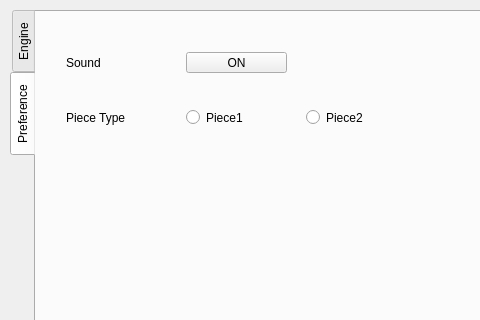
shogimaru/shogimaru, file forms/settingsdialog.ui: the form before one commit; both pictures show x 0 to 480 and y 0 to 320 of the 600 by 600 pixel window.
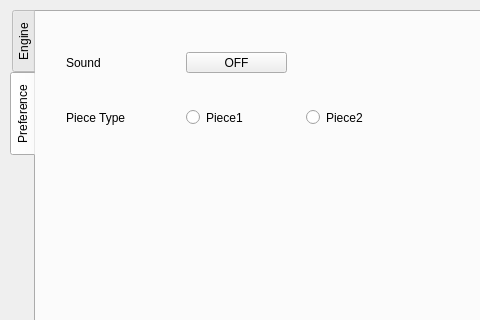
The form after the commit. The open tabs and pages were chosen to show the change.

```diff
--- a/forms/settingsdialog.ui
+++ b/forms/settingsdialog.ui
@@ -197,7 +197,10 @@
       </rect>
      </property>
      <property name="text">
-      <string>ON</string>
+      <string>OFF</string>
+     </property>
+     <property name="checkable">
+      <bool>true</bool>
      </property>
     </widget>
     <widget class="QRadioButton" name="radioPiece1">
```
Left out of the diff: 2 changed lines with no effect on the pictures.
